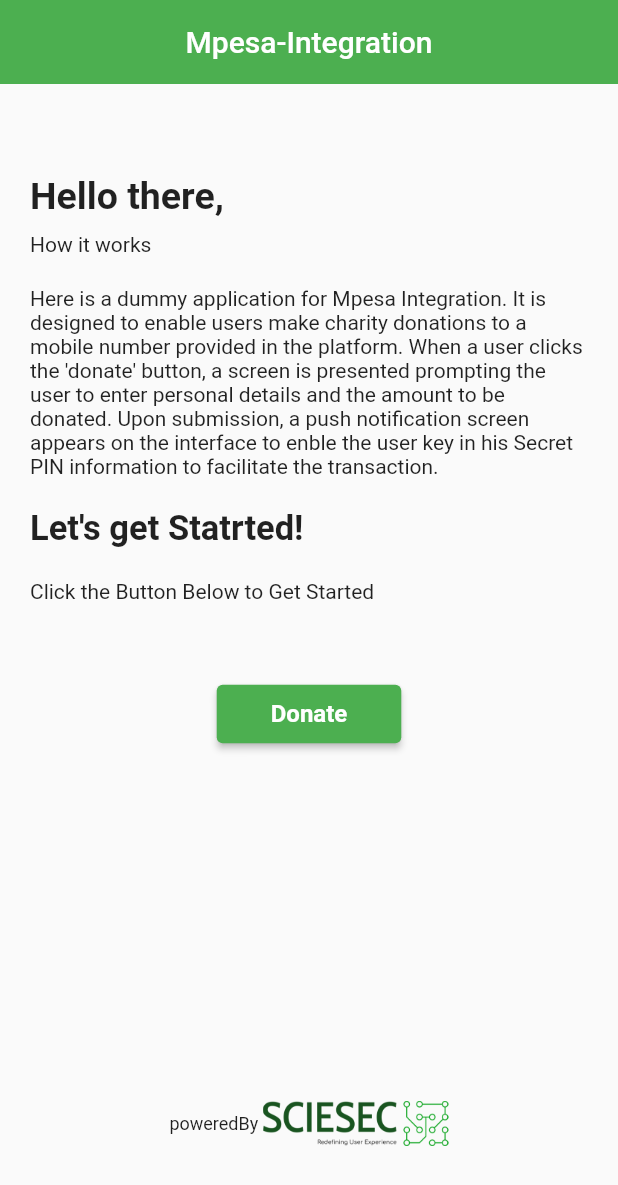
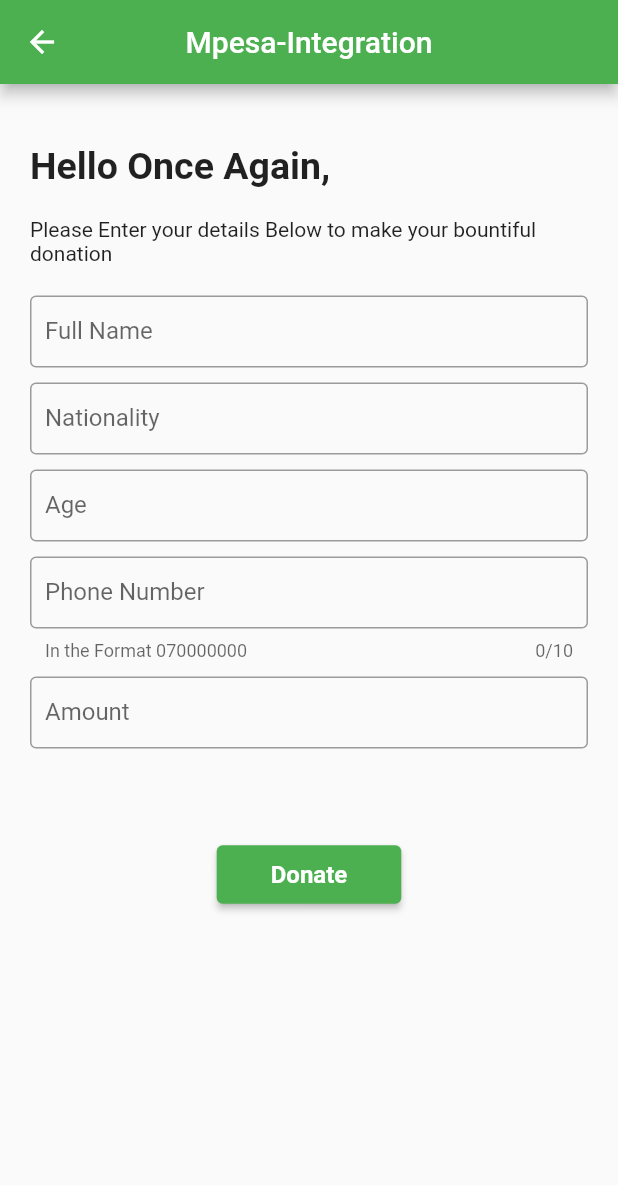
Before and after one commit to Akhwale/Flutter-Mpesa-Integration, a Flutter app: the screen it shows after launch, after a tap on "Donate", on a phone screen of 412 x 824 dp. Shown: the top 1185 px of the screen. Run offline on Flutter 3.47's test engine with Material 2 defaults, Android fonts, the phone set to English and light mode, and no system bars.

Commit message:
Info_page and Authorization Dialog Box prompt Done

```diff
--- a/lib/main.dart
+++ b/lib/main.dart
@@ -1,5 +1,5 @@
 import 'package:flutter/material.dart';
-import 'home_page.dart';
+import 'pages/home_page.dart';
 
 void main() {
   runApp(const MyApp());
--- a/lib/home_page.dart
+++ b/lib/pages/home_page.dart
@@ -1,6 +1,7 @@
 import 'package:flutter/material.dart';
 import 'package:flutter/src/widgets/container.dart';
 import 'package:flutter/src/widgets/framework.dart';
+import 'package:mpesa_integration/pages/info_page.dart';
 
 class HomePage extends StatelessWidget {
   const HomePage({super.key});
@@ -59,7 +60,13 @@ class HomePage extends StatelessWidget {
                   height: 50,
                 ),
                 ElevatedButton(
-                    onPressed: () {},
+                    onPressed: () {
+                      Navigator.push(
+                        context,
+                        MaterialPageRoute(
+                            builder: (context) => const InfoPage()),
+                      );
+                    },
                     child: Padding(
                       padding: const EdgeInsets.symmetric(
                           horizontal: 20, vertical: 10),
--- /dev/null
+++ b/lib/pages/info_page.dart
@@ -0,0 +1,178 @@
+import 'package:flutter/material.dart';
+
+class InfoPage extends StatefulWidget {
+  const InfoPage({super.key});
+
+  @override
+  State<InfoPage> createState() => _InfoPageState();
+}
+
+class _InfoPageState extends State<InfoPage> {
+//Text Controllers
+  final fullNameController = TextEditingController();
+  final nationalityController = TextEditingController();
+  final ageController = TextEditingController();
+  final phoneController = TextEditingController();
+  final amountController = TextEditingController();
+
+  @override
+
+//Disposing Controllers
+  void dispose() {
+    fullNameController.dispose();
+    nationalityController.dispose();
+    ageController.dispose();
+    phoneController.dispose();
+    amountController.dispose();
+    super.dispose();
+  }
+
+  Widget build(BuildContext context) {
+    return Scaffold(
+      appBar: AppBar(
+        centerTitle: true,
+        title: Text("Mpesa-Integration"),
+      ),
+      body: SingleChildScrollView(
+        child: Column(
+          children: [
+            Padding(
+              padding: const EdgeInsets.symmetric(horizontal: 20, vertical: 40),
+              child: Column(
+                  crossAxisAlignment: CrossAxisAlignment.start,
+                  children: [
+                    Text(
+                      "Hello Once Again,",
+                      style: TextStyle(
+                        fontSize: 25,
+                        fontWeight: FontWeight.bold,
+                      ),
+                    ),
+                    SizedBox(
+                      height: 20,
+                    ),
+                    Text(
+                        'Please Enter your details Below to make your bountiful donation'),
+                    SizedBox(
+                      height: 20,
+                    ),
+
+                    // Text Fields
+
+                    TextField(
+                      controller: fullNameController,
+                      textCapitalization: TextCapitalization.words,
+                      decoration: InputDecoration(
+                        contentPadding:
+                            EdgeInsets.symmetric(horizontal: 10, vertical: 5),
+                        border: OutlineInputBorder(),
+                        labelText: 'Full Name',
+                      ),
+                    ),
+
+                    SizedBox(
+                      height: 10,
+                    ),
+
+                    TextField(
+                      controller: nationalityController,
+                      decoration: InputDecoration(
+                        contentPadding:
+                            EdgeInsets.symmetric(horizontal: 10, vertical: 5),
+                        border: OutlineInputBorder(),
+                        labelText: 'Nationality',
+                      ),
+                    ),
+
+                    SizedBox(
+                      height: 10,
+                    ),
+
+                    TextField(
+                      controller: ageController,
+                      keyboardType: TextInputType.number,
+                      decoration: InputDecoration(
+                        contentPadding:
+                            EdgeInsets.symmetric(horizontal: 10, vertical: 5),
+                        border: OutlineInputBorder(),
+                        labelText: 'Age',
+                      ),
+                    ),
+
+                    SizedBox(
+                      height: 10,
+                    ),
+
+                    TextField(
+                      controller: phoneController,
+                      keyboardType: TextInputType.number,
+                      maxLength: 10,
+                      decoration: InputDecoration(
+                        contentPadding:
+                            EdgeInsets.symmetric(horizontal: 10, vertical: 5),
+                        border: OutlineInputBorder(),
+                        labelText: 'Phone Number',
+                        helperText: 'In the Format 070000000',
+                      ),
+                    ),
+
+                    SizedBox(
+                      height: 10,
+                    ),
+
+                    TextField(
+                      controller: amountController,
+                      keyboardType: TextInputType.number,
+                      decoration: InputDecoration(
+                        contentPadding:
+                            EdgeInsets.symmetric(horizontal: 10, vertical: 5),
+                        border: OutlineInputBorder(),
+                        labelText: 'Amount',
+                      ),
+                    ),
+                  ]),
+            ),
+            SizedBox(
+              height: 20,
+            ),
+            ElevatedButton(
+                onPressed: () {
+                  showDialog(
+                    context: context,
+                    builder: (BuildContext context) => AlertDialog(
+                      title: const Text('Proceed to Donate?'),
+                      content: Text("Dear " +
+                          fullNameController.text +
+                          '. Clicking "Yes" means that you are authorizing a transaction of Kshs. ' +
+                          amountController.text +
+                          ' from your M-Pesa Account. Do you wish to complete this transaction?'),
+                      actions: <Widget>[
+                        TextButton(
+                          onPressed: () => Navigator.pop(context, 'Cancel'),
+                          child: const Text('Cancel'),
+                        ),
+                        TextButton(
+                          onPressed: () => Navigator.pop(context, 'OK'),
+                          child: const Text('OK'),
+                        ),
+                      ],
+                    ),
+                  );
+                },
+                child: Padding(
+                  padding:
+                      const EdgeInsets.symmetric(horizontal: 20, vertical: 10),
+                  child: Text(
+                    'Donate',
+                    style: TextStyle(
+                      fontSize: 16,
+                      fontWeight: FontWeight.bold,
+                    ),
+                  ),
+                )),
+          ],
+        ),
+      ),
+    );
+  }
+}
```
